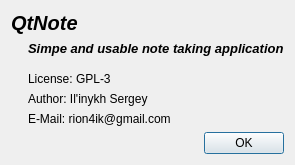
Ri0n/QtNote, file src/aboutdlg.ui: the form before one commit.
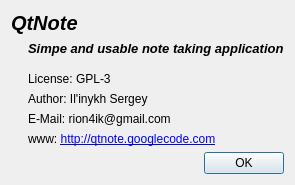
The form after the commit. Icons and pictures are not drawn.

```diff
--- a/src/aboutdlg.ui
+++ b/src/aboutdlg.ui
@@ -7,7 +7,7 @@
     <x>0</x>
     <y>0</y>
     <width>367</width>
-    <height>190</height>
+	<height>207</height>
    </rect>
   </property>
   <property name="windowTitle">
@@ -111,6 +111,19 @@
        </property>
       </widget>
      </item>
+	 <item>
+	  <widget class="QLabel" name="label_6">
+	   <property name="text">
+		<string>www: &lt;a href=&quot;http://qtnote.googlecode.com/&quot;&gt;http://qtnote.googlecode.com&lt;/a&gt;</string>
+	   </property>
+	   <property name="openExternalLinks">
+		<bool>true</bool>
+	   </property>
+	   <property name="textInteractionFlags">
+		<set>Qt::LinksAccessibleByKeyboard|Qt::LinksAccessibleByMouse</set>
+	   </property>
+	  </widget>
+	 </item>
     </layout>
    </item>
    <item>
```
Left out of the diff: 4 changed lines with no effect on the pictures. Lines whose indentation alone changed are shown as unchanged.
